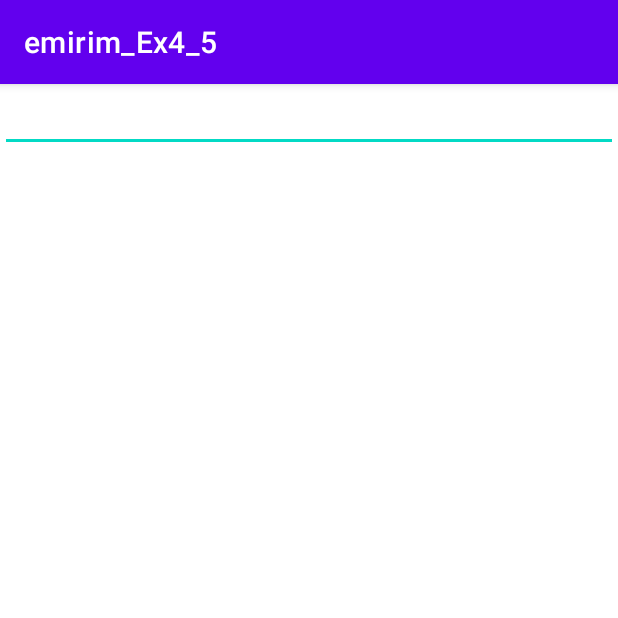
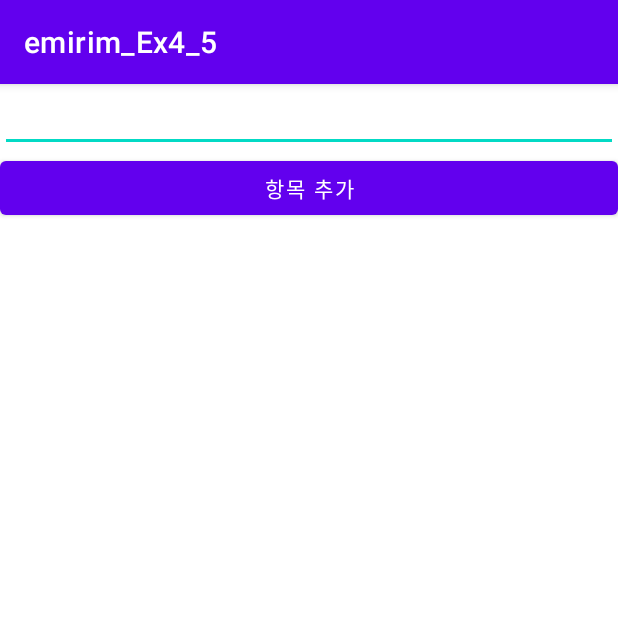
Before and after one commit to dana0221/emirim_Ex4_5, an Android app: the screen it shows after launch (MainActivity), on a phone screen of 412 x 824 dp, the top half of it. Run offline under Robolectric (Android 15) with nearby library versions, the phone set to English and light mode, and no system bars.

Commit message:
Edit MainActivity(Add Item) Commit

```diff
--- a/app/src/main/java/com/example/emirim_ex4_5/MainActivity.java
+++ b/app/src/main/java/com/example/emirim_ex4_5/MainActivity.java
@@ -21,6 +21,7 @@ public class MainActivity extends AppCompatActivity {
         super.onCreate(savedInstanceState);
         setContentView(R.layout.activity_main);
 
+        editItem = findViewById(R.id.edit_item);
         arrList = new ArrayList<>();
         ListView list1 = findViewById(R.id.list1);
         adapter = new ArrayAdapter<>(this, android.R.layout.simple_list_item_1, arrList);
--- a/app/src/main/res/layout/activity_main.xml
+++ b/app/src/main/res/layout/activity_main.xml
@@ -4,6 +4,7 @@
     xmlns:tools="http://schemas.android.com/tools"
     android:layout_width="match_parent"
     android:layout_height="match_parent"
+    android:orientation="vertical"
     tools:context=".MainActivity">
 
     <EditText
```
